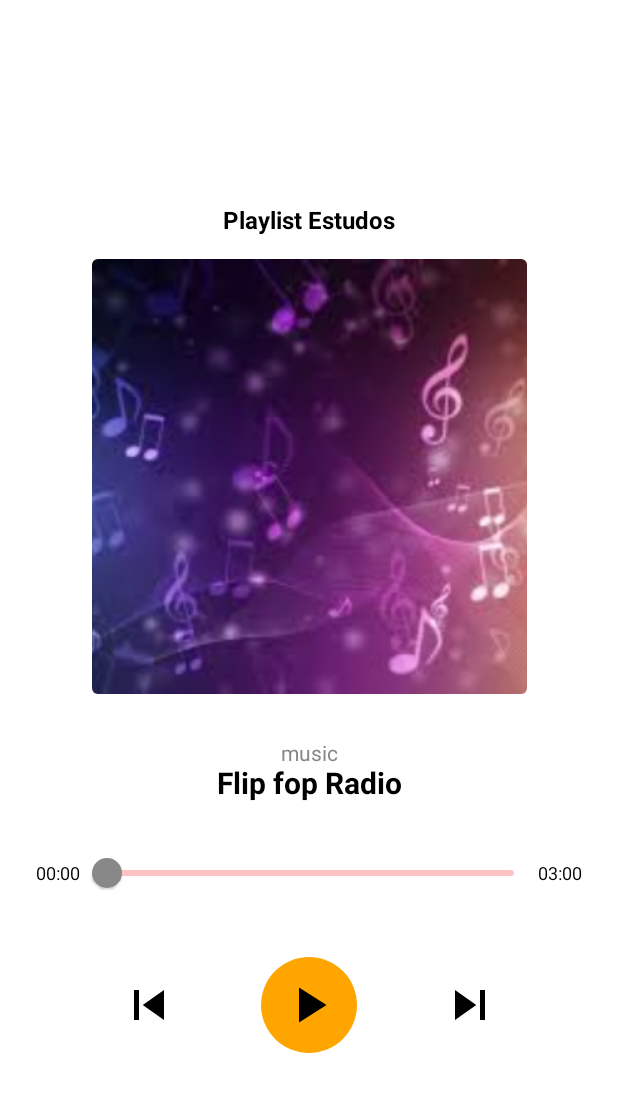
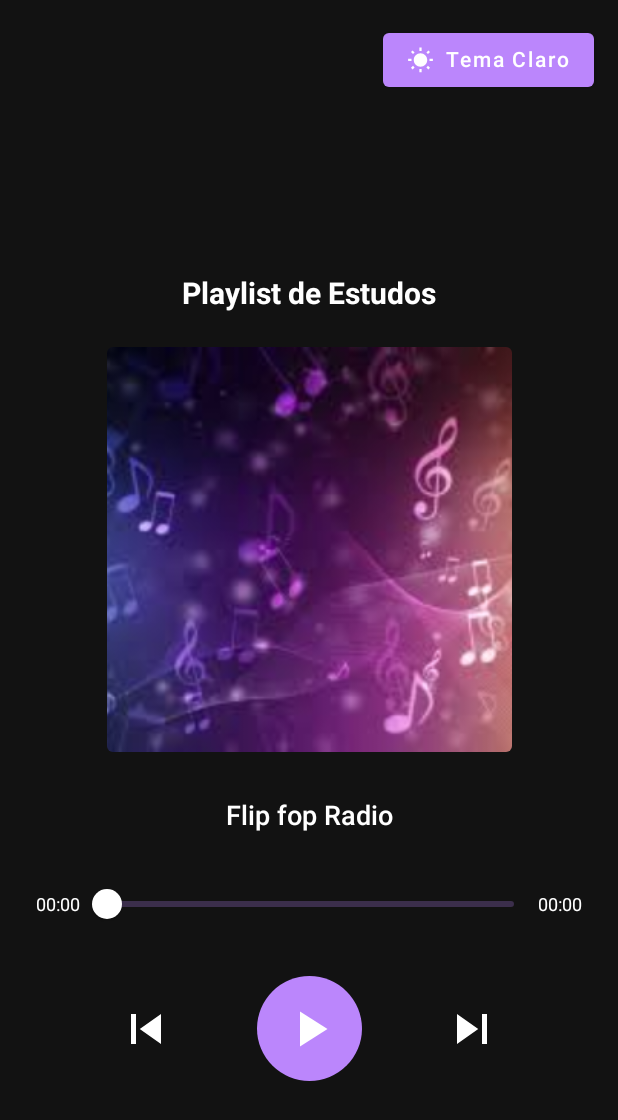
Before and after one commit to ruan-silva1/AppMusic, an Android app built with Jetpack Compose: the screen it shows after launch (MainActivity), on a phone screen of 412 x 824 dp. Shown: the top 1120 px of the screen. Run offline under Robolectric (Android 15) with nearby library versions, the phone set to English and light mode, and no system bars.

Commit message:
terminando projeto

```diff
--- a/app/build.gradle.kts
+++ b/app/build.gradle.kts
@@ -10,7 +10,7 @@ android {
 
     defaultConfig {
         applicationId = "com.example.flipfopradio"
-        minSdk = 35
+        minSdk = 25
         targetSdk = 35
         versionCode = 1
         versionName = "1.0"
--- a/app/src/main/java/com/example/flipfopradio/MainActivity.kt
+++ b/app/src/main/java/com/example/flipfopradio/MainActivity.kt
@@ -1,67 +1,144 @@
 package com.example.musicapp
 
+import android.media.MediaPlayer
 import android.os.Bundle
 import androidx.activity.ComponentActivity
 import androidx.activity.compose.setContent
 import androidx.compose.foundation.Image
 import androidx.compose.foundation.background
-import androidx.compose.foundation.layout.Arrangement
-import androidx.compose.foundation.layout.Box
-import androidx.compose.foundation.layout.Column
-import androidx.compose.foundation.layout.Row
-import androidx.compose.foundation.layout.Spacer
-import androidx.compose.foundation.layout.fillMaxSize
-import androidx.compose.foundation.layout.fillMaxWidth
-import androidx.compose.foundation.layout.height
-import androidx.compose.foundation.layout.padding
-import androidx.compose.foundation.layout.size
+import androidx.compose.foundation.layout.*
 import androidx.compose.foundation.shape.CircleShape
-import androidx.compose.material.Icon
-import androidx.compose.material.IconButton
-import androidx.compose.material.MaterialTheme
-import androidx.compose.material.Slider
-import androidx.compose.material.SliderDefaults
-import androidx.compose.material.Surface
-import androidx.compose.material.Text
+import androidx.compose.material.*
 import androidx.compose.material.icons.Icons
-import androidx.compose.material.icons.filled.Check
-import androidx.compose.material.icons.filled.PlayArrow
-import androidx.compose.runtime.Composable
-import androidx.compose.runtime.getValue
-import androidx.compose.runtime.mutableStateOf
-import androidx.compose.runtime.remember
-import androidx.compose.runtime.setValue
+import androidx.compose.material.icons.filled.*
+import androidx.compose.runtime.*
 import androidx.compose.ui.Alignment
 import androidx.compose.ui.Modifier
 import androidx.compose.ui.draw.clip
 import androidx.compose.ui.graphics.Color
 import androidx.compose.ui.layout.ContentScale
+import androidx.compose.ui.platform.LocalContext
 import androidx.compose.ui.res.painterResource
 import androidx.compose.ui.text.font.FontWeight
-import androidx.compose.ui.tooling.preview.Preview
 import androidx.compose.ui.unit.dp
 import androidx.compose.ui.unit.sp
 import com.example.flipfopradio.R
 import com.example.flipfopradio.ui.theme.FlipFopRadioTheme
-import androidx.compose.material.icons.filled.SkipNext
-import androidx.compose.material.icons.filled.SkipPrevious
+import formatTime
+import kotlinx.coroutines.delay
+import kotlinx.coroutines.launch
 
 class MainActivity : ComponentActivity() {
     override fun onCreate(savedInstanceState: Bundle?) {
         super.onCreate(savedInstanceState)
         setContent {
-                FlipFopRadioTheme {
-                Surface(modifier = Modifier.fillMaxSize(), color = Color.White) {
-                    MusicPlayerUI()
-                }
+            FlipFopRadioTheme {
+                MusicPlayerApp()
             }
         }
     }
 }
 
 @Composable
-fun MusicPlayerUI() {
-    var sliderPosition by remember { mutableStateOf(0f) }
+fun MusicPlayerApp() {
+    var isDarkTheme by remember { mutableStateOf(true) }
+
+    Column(
+        modifier = Modifier
+            .fillMaxSize()
+            .background(if (isDarkTheme) Color(0xFF121212) else Color(0xFFFFFFFF))
+    ) {
+        // Botão para trocar tema
+        Row(
+            modifier = Modifier
+                .fillMaxWidth()
+                .padding(16.dp),
+            horizontalArrangement = Arrangement.End
+        ) {
+            Button(
+                onClick = { isDarkTheme = !isDarkTheme },
+                colors = ButtonDefaults.buttonColors(
+                    backgroundColor = if (isDarkTheme) Color(0xFFBB86FC) else Color(0xFF6200EE),
+                    contentColor = Color.White
+                )
+            ) {
+                Icon(
+                    imageVector = if (isDarkTheme) Icons.Default.WbSunny else Icons.Default.NightsStay,
+                    contentDescription = null,
+                    modifier = Modifier.size(18.dp)
+                )
+                Spacer(modifier = Modifier.width(8.dp))
+                Text(if (isDarkTheme) "Tema Claro" else "Tema Escuro")
+            }
+        }
+
+        if (isDarkTheme) {
+            MusicPlayerUI(darkTheme = true)
+        } else {
+            MusicPlayerUI(darkTheme = false)
+        }
+    }
+}
+
+@Composable
+fun MusicPlayerUI(darkTheme: Boolean) {
+    val imagens = listOf(R.drawable.imagemmusic, R.drawable.imagemusic2)
+    val context = LocalContext.current
+    val scope = rememberCoroutineScope()
+
+    val musicas = listOf(R.raw.musica1, R.raw.musica2)
+    var currentIndex by remember { mutableStateOf(0) }
+    var isPlaying by remember { mutableStateOf(false) }
+    var mediaPlayer by remember { mutableStateOf<MediaPlayer?>(null) }
+    var position by remember { mutableStateOf(0f) }
+    var duration by remember { mutableStateOf(1f) }
+
+    fun playMusic(index: Int) {
+        mediaPlayer?.release()
+        mediaPlayer = MediaPlayer.create(context, musicas[index])
+        duration = mediaPlayer?.duration?.toFloat() ?: 1f
+        mediaPlayer?.start()
+        isPlaying = true
+    }
+
+    fun togglePlayPause() {
+        if (mediaPlayer?.isPlaying == true) {
+            mediaPlayer?.pause()
+            isPlaying = false
+        } else {
+            mediaPlayer?.start()
+            isPlaying = true
+        }
+    }
+
+    fun nextMusic() {
+        currentIndex = (currentIndex + 1) % musicas.size
+        playMusic(currentIndex)
+    }
+
+    fun previousMusic() {
+        currentIndex = if (currentIndex == 0) musicas.lastIndex else currentIndex - 1
+        playMusic(currentIndex)
+    }
+
+    LaunchedEffect(isPlaying) {
+        while (true) {
+            if (isPlaying) {
+                position = mediaPlayer?.currentPosition?.toFloat() ?: 0f
+            }
+            delay(500)
+        }
+    }
+
+    DisposableEffect(Unit) {
+        onDispose {
+            mediaPlayer?.release()
+        }
+    }
+
+    val backgroundColor = if (darkTheme) Color(0xFF121212) else Color(0xFFFFFFFF)
+    val textColor = if (darkTheme) Color.White else Color.Black
+    val accentColor = if (darkTheme) Color(0xFFBB86FC) else Color(0xFF6200EE)
 
     Column(
         modifier = Modifier
@@ -70,85 +147,91 @@ fun MusicPlayerUI() {
         horizontalAlignment = Alignment.CenterHorizontally,
         verticalArrangement = Arrangement.Center
     ) {
-        // Playlist title
         Text(
-            text = "Playlist Estudos",
+            text = "Playlist de Estudos",
+            fontSize = 20.sp,
             fontWeight = FontWeight.Bold,
-            fontSize = 16.sp,
-            modifier = Modifier.padding(top = 16.dp)
+            color = textColor
         )
 
-        // Music cover
-        Spacer(modifier = Modifier.height(16.dp))
+        Spacer(modifier = Modifier.height(24.dp))
+
         Box(
             modifier = Modifier
-                .size(290.dp)
+                .size(270.dp)
                 .clip(MaterialTheme.shapes.medium)
-                .background(Color.LightGray)
         ) {
-            // You can use a real image with painterResource(R.drawable.your_image)
             Image(
-                painter = painterResource(id = R.drawable.imagemmusic),
-                contentDescription = "Cover Image",
-                contentScale = ContentScale.Crop,
-                modifier = Modifier.fillMaxSize()
+                painter = painterResource(id = imagens[currentIndex]),
+                contentDescription = null,
+                modifier = Modifier.fillMaxSize(),
+                contentScale = ContentScale.Crop
             )
         }
 
-        // Music info
         Spacer(modifier = Modifier.height(32.dp))
-        Text(text = "music", fontSize = 14.sp, color = Color.Gray)
+
         Text(
             text = "Flip fop Radio",
-            fontSize = 20.sp,
-            fontWeight = FontWeight.Bold
+            fontSize = 18.sp,
+            color = textColor,
+            fontWeight = FontWeight.SemiBold
         )
 
-        // Progress bar
         Spacer(modifier = Modifier.height(24.dp))
-        Row(
-            verticalAlignment = Alignment.CenterVertically
-        ) {
-            Text(text = "00:00", fontSize = 12.sp)
+
+        Row(verticalAlignment = Alignment.CenterVertically) {
+            Text(text = formatTime(position.toInt()), fontSize = 12.sp, color = textColor)
             Slider(
-                value = sliderPosition,
-                onValueChange = { sliderPosition = it },
+                value = position,
+                onValueChange = {
+                    position = it
+                    mediaPlayer?.seekTo(it.toInt())
+                },
+                valueRange = 0f..duration,
                 modifier = Modifier
                     .weight(1f)
                     .padding(horizontal = 8.dp),
                 colors = SliderDefaults.colors(
-                    thumbColor = Color.Gray,
-                    activeTrackColor = Color.Red
+                    thumbColor = textColor,
+                    activeTrackColor = accentColor
                 )
             )
-            Text(text = "03:00", fontSize = 12.sp)
+            Text(text = formatTime(duration.toInt()), fontSize = 12.sp, color = textColor)
         }
 
-        // Controls
-        Spacer(modifier = Modifier.height(32.dp))
+        Spacer(modifier = Modifier.height(24.dp))
+
         Row(
+            modifier = Modifier.fillMaxWidth(),
             horizontalArrangement = Arrangement.SpaceEvenly,
-            verticalAlignment = Alignment.CenterVertically,
-            modifier = Modifier.fillMaxWidth()
+            verticalAlignment = Alignment.CenterVertically
         ) {
-            IconButton(onClick = {}) {
-                Icon(Icons.Default.SkipPrevious, contentDescription = "Previous", modifier = Modifier.size(40.dp))
+            IconButton(onClick = { previousMusic() }) {
+                Icon(Icons.Default.SkipPrevious, contentDescription = null, tint = textColor, modifier = Modifier.size(40.dp))
             }
 
             Box(
                 modifier = Modifier
-                    .size(64.dp)
+                    .size(70.dp)
                     .clip(CircleShape)
-                    .background(Color(0xFFFFA500)), // Orange
+                    .background(accentColor),
                 contentAlignment = Alignment.Center
             ) {
-                IconButton(onClick = {}) {
-                    Icon(Icons.Default.PlayArrow, contentDescription = "Play", tint = Color.Black, modifier = Modifier.size(40.dp))
+                IconButton(onClick = {
+                    if (!isPlaying) playMusic(currentIndex) else togglePlayPause()
+                }) {
+                    Icon(
+                        imageVector = if (isPlaying) Icons.Default.Pause else Icons.Default.PlayArrow,
+                        contentDescription = null,
+                        tint = Color.White,
+                        modifier = Modifier.size(40.dp)
+                    )
                 }
             }
 
-            IconButton(onClick = {}) {
-                Icon(Icons.Default.SkipNext, contentDescription = "Next", modifier = Modifier.size(40.dp))
+            IconButton(onClick = { nextMusic() }) {
+                Icon(Icons.Default.SkipNext, contentDescription = null, tint = textColor, modifier = Modifier.size(40.dp))
             }
         }
     }
--- /dev/null
+++ b/app/src/main/java/com/example/flipfopradio/utils/FormatTime.kt
@@ -0,0 +1,9 @@
+import android.annotation.SuppressLint
+
+@SuppressLint("DefaultLocale")
+fun formatTime(milliseconds: Int): String {
+    val totalSeconds = milliseconds / 1000
+    val minutes = totalSeconds / 60
+    val seconds = totalSeconds % 60
+    return String.format("%02d:%02d", minutes, seconds)
+}
```
Also changed, not shown: 2 other files.
